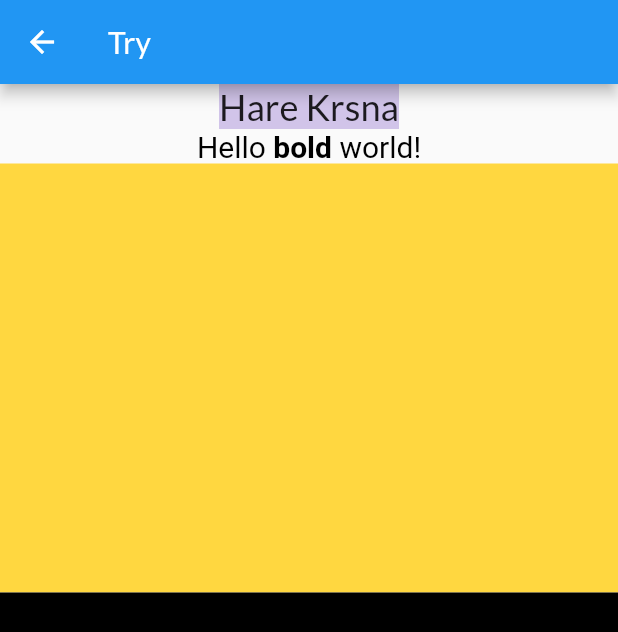
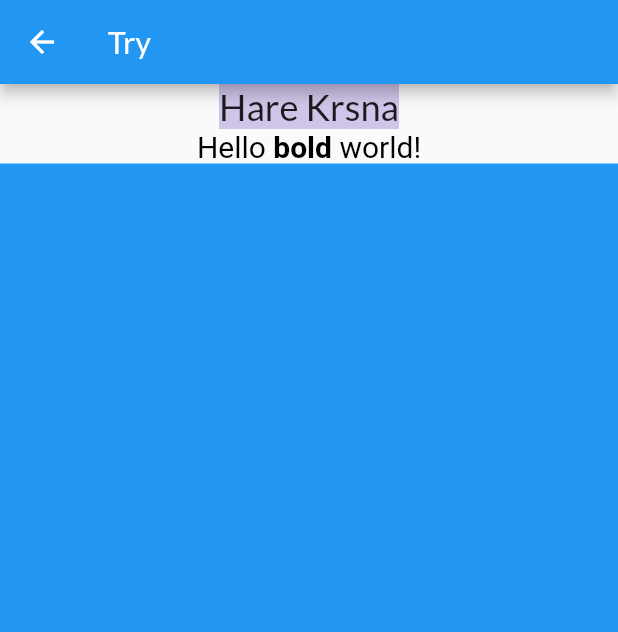
Before and after one commit to MonikaBhasin7/flutternoob, a Flutter app: the screen it shows after launch, on a phone screen of 412 x 824 dp. Shown: the top 632 px of the screen. Run offline on Flutter 3.47's test engine with Material 2 defaults, Android fonts, the phone set to English and light mode, and no system bars; our stand-ins replace google_fonts.

Commit message:
Expanded

```diff
--- a/lib/pages/try.dart
+++ b/lib/pages/try.dart
@@ -35,16 +35,10 @@ class TryPage extends StatelessWidget {
                 ],
               ),
             ),
-            Flexible(
-              flex: 2,
+            Expanded(
               child: Container(
-                color: Colors.amberAccent,
-              ),
-            ),
-            Flexible(
-              flex: 3,
-              child: Container(
-                color: Colors.black,
+                color: Colors.blue.shade500,
+                height: 50,
               ),
             )
           ],
```
Also changed, not shown: 1 other file.
